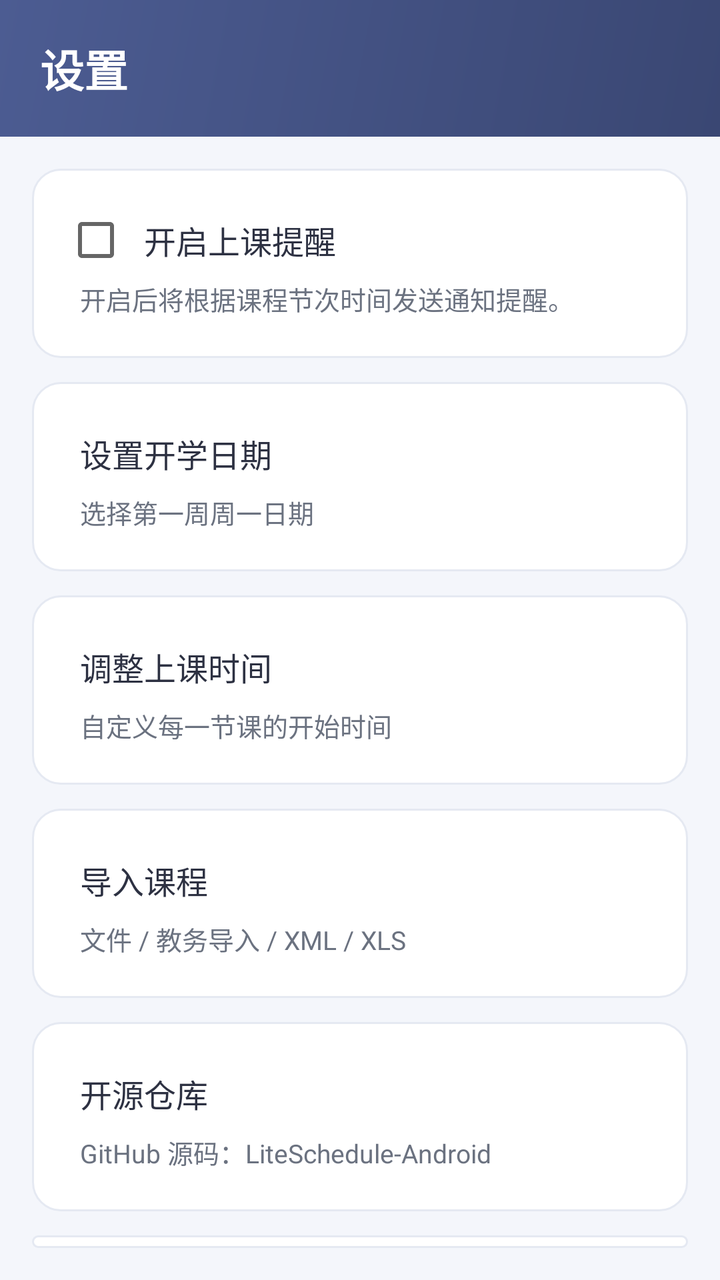
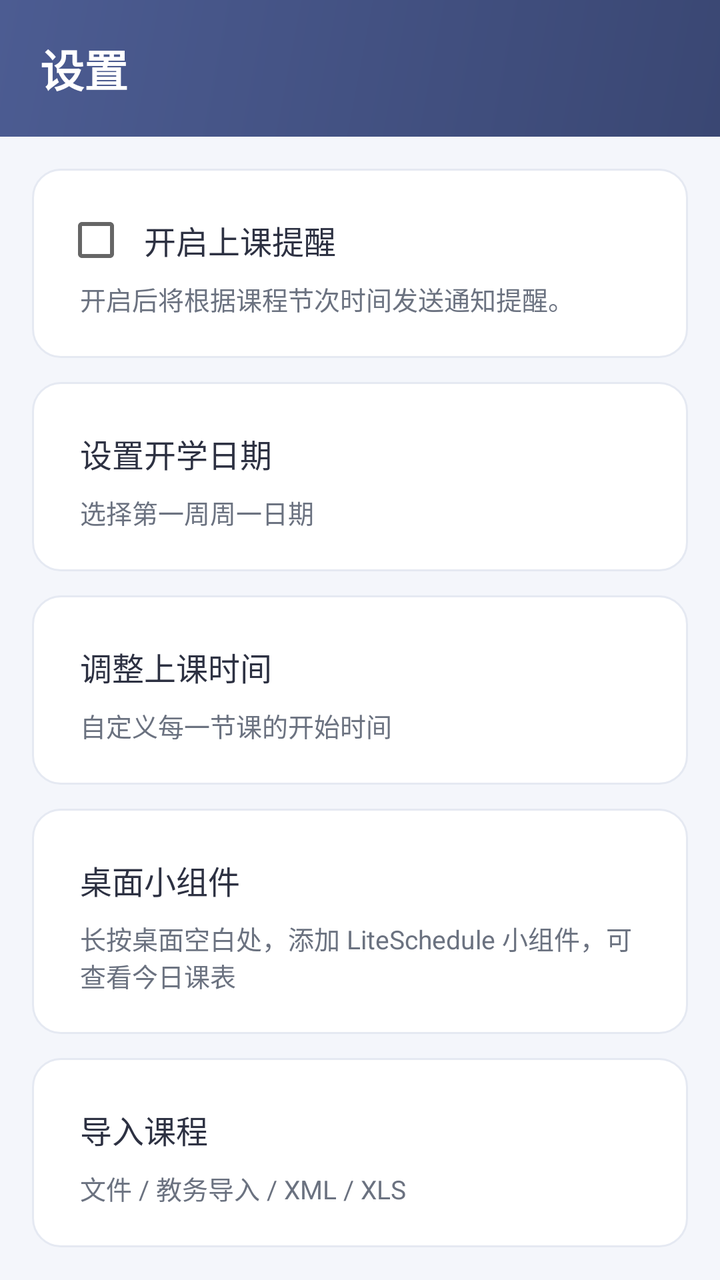

Before-and-after screenshots of an Android layout around one commit, followed by the original layout XML and the change that was made.
<!-- AndroidManifest.xml: application theme Theme.QingKebiao -->
<!-- res/layout/activity_settings.xml -->
<?xml version="1.0" encoding="utf-8"?>
<LinearLayout xmlns:android="http://schemas.android.com/apk/res/android"
    android:orientation="vertical"
    android:background="#F4F6FB"
    android:layout_width="match_parent"
    android:layout_height="match_parent">

    <LinearLayout
        android:orientation="vertical"
        android:background="@drawable/bg_header"
        android:paddingLeft="20dp"
        android:paddingRight="20dp"
        android:paddingTop="18dp"
        android:paddingBottom="18dp"
        android:layout_width="match_parent"
        android:layout_height="wrap_content">
        <TextView
            android:text="设置"
            android:textColor="#FFFFFF"
            android:textSize="22sp"
            android:textStyle="bold"
            android:layout_width="wrap_content"
            android:layout_height="wrap_content" />
    </LinearLayout>

    <LinearLayout
        android:orientation="vertical"
        android:padding="16dp"
        android:layout_width="match_parent"
        android:layout_height="wrap_content">
        <LinearLayout
            android:orientation="vertical"
            android:background="@drawable/bg_card"
            android:padding="16dp"
            android:layout_width="match_parent"
            android:layout_height="wrap_content">
            <CheckBox
                android:id="@+id/cb_reminder"
                android:text="开启上课提醒"
                android:textSize="16sp"
                android:textColor="#2D3142"
                android:padding="8dp"
                android:layout_width="match_parent"
                android:layout_height="wrap_content" />
            <TextView
                android:text="开启后将根据课程节次时间发送通知提醒。"
                android:textColor="#6B7280"
                android:textSize="13sp"
                android:paddingLeft="8dp"
                android:paddingRight="8dp"
                android:paddingBottom="4dp"
                android:layout_width="match_parent"
                android:layout_height="wrap_content" />
        </LinearLayout>

        <LinearLayout
            android:id="@+id/layout_start_date"
            android:orientation="vertical"
            android:background="@drawable/bg_card"
            android:padding="16dp"
            android:layout_width="match_parent"
            android:layout_height="wrap_content"
            android:layout_marginTop="12dp">
            <TextView
                android:text="设置开学日期"
                android:textSize="16sp"
                android:textColor="#2D3142"
                android:padding="8dp"
                android:layout_width="match_parent"
                android:layout_height="wrap_content" />
            <TextView
                android:id="@+id/tv_start_date_hint"
                android:text="选择第一周周一日期"
                android:textColor="#6B7280"
                android:textSize="13sp"
                android:paddingLeft="8dp"
                android:paddingRight="8dp"
                android:paddingBottom="4dp"
                android:layout_width="match_parent"
                android:layout_height="wrap_content" />
        </LinearLayout>

        <LinearLayout
            android:id="@+id/layout_time_settings"
            android:orientation="vertical"
            android:background="@drawable/bg_card"
            android:padding="16dp"
            android:layout_width="match_parent"
            android:layout_height="wrap_content"
            android:layout_marginTop="12dp">
            <TextView
                android:text="调整上课时间"
                android:textSize="16sp"
                android:textColor="#2D3142"
                android:padding="8dp"
                android:layout_width="match_parent"
                android:layout_height="wrap_content" />
            <TextView
                android:text="自定义每一节课的开始时间"
                android:textColor="#6B7280"
                android:textSize="13sp"
                android:paddingLeft="8dp"
                android:paddingRight="8dp"
                android:paddingBottom="4dp"
                android:layout_width="match_parent"
                android:layout_height="wrap_content" />
        </LinearLayout>

        <LinearLayout
            android:id="@+id/layout_import"
            android:orientation="vertical"
            android:background="@drawable/bg_card"
            android:padding="16dp"
            android:layout_width="match_parent"
            android:layout_height="wrap_content"
            android:layout_marginTop="12dp">
            <TextView
                android:text="导入课程"
                android:textSize="16sp"
                android:textColor="#2D3142"
                android:padding="8dp"
                android:layout_width="match_parent"
                android:layout_height="wrap_content" />
            <TextView
                android:id="@+id/tv_import_hint"
                android:text="文件 / 教务导入 / XML / XLS"
                android:textColor="#6B7280"
                android:textSize="13sp"
                android:paddingLeft="8dp"
                android:paddingRight="8dp"
                android:paddingBottom="4dp"
                android:layout_width="match_parent"
                android:layout_height="wrap_content" />
        </LinearLayout>

        <LinearLayout
            android:id="@+id/layout_open_source"
            android:orientation="vertical"
            android:background="@drawable/bg_card"
            android:padding="16dp"
            android:layout_width="match_parent"
            android:layout_height="wrap_content"
            android:layout_marginTop="12dp">
            <TextView
                android:text="开源仓库"
                android:textSize="16sp"
                android:textColor="#2D3142"
                android:padding="8dp"
                android:layout_width="match_parent"
                android:layout_height="wrap_content" />
            <TextView
                android:text="GitHub 源码：LiteSchedule-Android"
                android:textColor="#6B7280"
                android:textSize="13sp"
                android:paddingLeft="8dp"
                android:paddingRight="8dp"
                android:paddingBottom="4dp"
                android:layout_width="match_parent"
                android:layout_height="wrap_content" />
        </LinearLayout>

        <LinearLayout
            android:id="@+id/layout_donate"
            android:orientation="vertical"
            android:background="@drawable/bg_card"
            android:padding="16dp"
            android:layout_width="match_parent"
            android:layout_height="wrap_content"
            android:layout_marginTop="12dp">
            <TextView
                android:text="赞赏支持"
                android:textSize="16sp"
                android:textColor="#2D3142"
                android:padding="8dp"
                android:layout_width="match_parent"
                android:layout_height="wrap_content" />
            <TextView
                android:text="一块也是可以的，感谢支持！"
                android:textColor="#6B7280"
                android:textSize="13sp"
                android:paddingLeft="8dp"
                android:paddingRight="8dp"
                android:paddingBottom="4dp"
                android:layout_width="match_parent"
                android:layout_height="wrap_content" />
        </LinearLayout>

        <LinearLayout
            android:id="@+id/layout_background"
            android:orientation="vertical"
            android:background="@drawable/bg_card"
            android:padding="16dp"
            android:layout_width="match_parent"
            android:layout_height="wrap_content"
            android:layout_marginTop="12dp">
            <TextView
                android:text="自定义背景"
                android:textSize="16sp"
                android:textColor="#2D3142"
                android:padding="8dp"
                android:layout_width="match_parent"
                android:layout_height="wrap_content" />
            <TextView
                android:id="@+id/tv_background_hint"
                android:text="赞赏 1 元解锁"
                android:textColor="#6B7280"
                android:textSize="13sp"
                android:paddingLeft="8dp"
                android:paddingRight="8dp"
                android:paddingBottom="4dp"
                android:layout_width="match_parent"
                android:layout_height="wrap_content" />
        </LinearLayout>
    </LinearLayout>
</LinearLayout>
<!-- resources referenced by this layout -->
<resources>
  <!-- drawable bg_card (drawable) -->
  <shape xmlns:android="http://schemas.android.com/apk/res/android">
      <solid android:color="#FFFFFF" />
      <corners android:radius="14dp" />
      <stroke android:width="1dp" android:color="#E5E9F2" />
  </shape>
  <!-- drawable bg_header (drawable) -->
  <shape xmlns:android="http://schemas.android.com/apk/res/android">
      <gradient
          android:startColor="#4C5C92"
          android:endColor="#3A4773"
          android:angle="315" />
  </shape>
  <style name="Theme.QingKebiao" parent="@android:style/Theme.Material.Light.NoActionBar">
          <item name="android:colorPrimary">#4C5C92</item>
          <item name="android:colorAccent">#FF6D3D</item>
          <item name="android:windowBackground">#F4F6FB</item>
          <item name="android:navigationBarColor">#FFFFFF</item>
          <item name="android:statusBarColor">#3A4773</item>
          <item name="android:textColorPrimary">#2D3142</item>
      </style>
</resources>

<!-- the commit's change to res/layout/activity_settings.xml (unified diff, before → after) -->
@@ -107,6 +107,32 @@
         </LinearLayout>
 
         <LinearLayout
+            android:id="@+id/layout_widget_hint"
+            android:orientation="vertical"
+            android:background="@drawable/bg_card"
+            android:padding="16dp"
+            android:layout_width="match_parent"
+            android:layout_height="wrap_content"
+            android:layout_marginTop="12dp">
+            <TextView
+                android:text="桌面小组件"
+                android:textSize="16sp"
+                android:textColor="#2D3142"
+                android:padding="8dp"
+                android:layout_width="match_parent"
+                android:layout_height="wrap_content" />
+            <TextView
+                android:text="长按桌面空白处，添加 LiteSchedule 小组件，可查看今日课表"
+                android:textColor="#6B7280"
+                android:textSize="13sp"
+                android:paddingLeft="8dp"
+                android:paddingRight="8dp"
+                android:paddingBottom="4dp"
+                android:layout_width="match_parent"
+                android:layout_height="wrap_content" />
+        </LinearLayout>
+
+        <LinearLayout
             android:id="@+id/layout_import"
             android:orientation="vertical"
             android:background="@drawable/bg_card"
